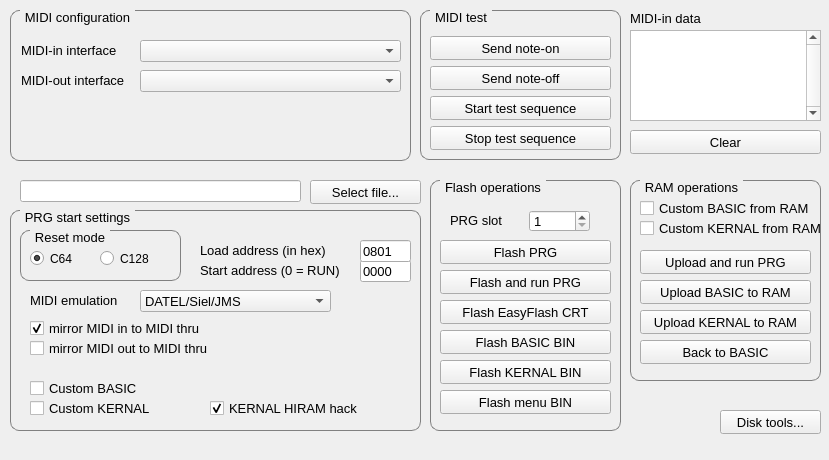
First picture: the form in qt/mainwindowform.ui, repository FrankBuss/kerberos, before the edit.
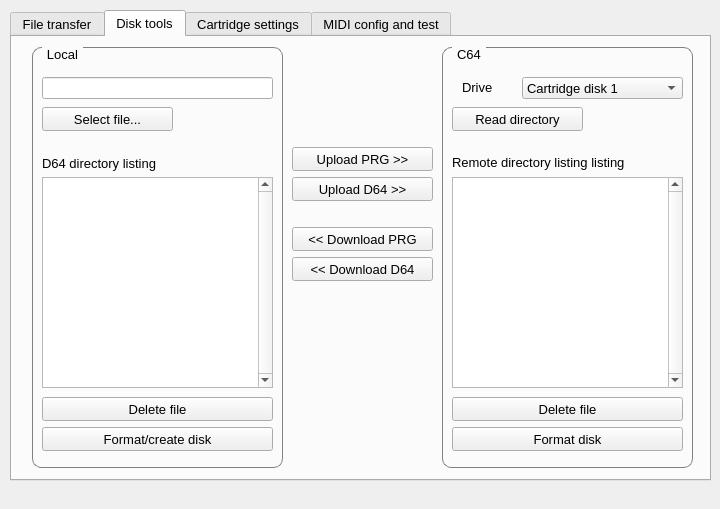
Second picture: the form after the edit. The open tabs and pages were chosen to show the change.

```diff
--- a/qt/mainwindowform.ui
+++ b/qt/mainwindowform.ui
@@ -6,8 +6,8 @@
    <rect>
     <x>0</x>
     <y>0</y>
-    <width>829</width>
-    <height>460</height>
+    <width>720</width>
+    <height>509</height>
    </rect>
   </property>
   <property name="windowTitle">
@@ -31,13 +31,13 @@
 </string>
   </property>
   <widget class="QWidget" name="centralwidget">
-   <widget class="QLabel" name="label_6">
+   <widget class="QTabWidget" name="tabWidget">
     <property name="geometry">
      <rect>
-      <x>630</x>
+      <x>10</x>
       <y>10</y>
-      <width>81</width>
-      <height>16</height>
+      <width>701</width>
+      <height>471</height>
      </rect>
     </property>
     <property name="font">
@@ -45,31 +45,15 @@
       <pointsize>10</pointsize>
      </font>
     </property>
-    <property name="text">
-     <string>MIDI-in data</string>
-    </property>
-   </widget>
-   <widget class="QTextEdit" name="midiInDataTextEdit">
-    <property name="geometry">
-     <rect>
-      <x>630</x>
-      <y>30</y>
-      <width>191</width>
-      <height>91</height>
-     </rect>
-    </property>
-    <property name="verticalScrollBarPolicy">
-     <enum>Qt::ScrollBarAlwaysOn</enum>
-    </property>
-    <property name="readOnly">
-     <bool>true</bool>
-    </property>
-   </widget>
+    <widget class="QWidget" name="tab">
+     <attribute name="title">
+      <string>File transfer</string>
+     </attribute>
    <widget class="QLineEdit" name="fileEdit">
     <property name="geometry">
      <rect>
       <x>20</x>
-      <y>180</y>
+        <y>20</y>
       <width>281</width>
       <height>22</height>
      </rect>
@@ -80,13 +64,51 @@
      </font>
     </property>
    </widget>
-   <widget class="QGroupBox" name="groupBox_6">
+     <widget class="QPushButton" name="selectFileButton">
     <property name="geometry">
      <rect>
-      <x>630</x>
-      <y>180</y>
+        <x>310</x>
+        <y>20</y>
+        <width>111</width>
+        <height>24</height>
+       </rect>
+      </property>
+      <property name="font">
+       <font>
+        <pointsize>10</pointsize>
+       </font>
+      </property>
+      <property name="text">
+       <string>Select file...</string>
+      </property>
+     </widget>
+     <widget class="QGroupBox" name="groupBox_2">
+      <property name="geometry">
+       <rect>
+        <x>10</x>
+        <y>50</y>
+        <width>411</width>
+        <height>191</height>
+       </rect>
+      </property>
+      <property name="font">
+       <font>
+        <pointsize>10</pointsize>
+       </font>
+      </property>
+      <property name="styleSheet">
+       <string notr="true"/>
+      </property>
+      <property name="title">
+       <string>PRG start settings</string>
+      </property>
+      <widget class="QComboBox" name="midiEmulationComboBox">
+       <property name="geometry">
+        <rect>
+         <x>130</x>
+         <y>100</y>
       <width>191</width>
-      <height>201</height>
+         <height>22</height>
      </rect>
     </property>
     <property name="font">
@@ -94,14 +116,229 @@
       <pointsize>10</pointsize>
      </font>
     </property>
+       <property name="currentIndex">
+        <number>3</number>
+       </property>
+       <item>
+        <property name="text">
+         <string>None</string>
+        </property>
+       </item>
+       <item>
+        <property name="text">
+         <string>Sequential Circuits Inc.</string>
+        </property>
+       </item>
+       <item>
+        <property name="text">
+         <string>Passport &amp; Syntech</string>
+        </property>
+       </item>
+       <item>
+        <property name="text">
+         <string>DATEL/Siel/JMS</string>
+        </property>
+       </item>
+       <item>
+        <property name="text">
+         <string>Namesoft</string>
+        </property>
+       </item>
+      </widget>
+      <widget class="QLabel" name="label_9">
+       <property name="geometry">
+        <rect>
+         <x>20</x>
+         <y>100</y>
+         <width>101</width>
+         <height>21</height>
+        </rect>
+       </property>
+       <property name="font">
+        <font>
+         <pointsize>10</pointsize>
+        </font>
+       </property>
+       <property name="text">
+        <string>MIDI emulation</string>
+       </property>
+      </widget>
+      <widget class="QLineEdit" name="startAddressEdit">
+       <property name="geometry">
+        <rect>
+         <x>350</x>
+         <y>60</y>
+         <width>51</width>
+         <height>22</height>
+        </rect>
+       </property>
+       <property name="font">
+        <font>
+         <pointsize>10</pointsize>
+         <weight>50</weight>
+         <bold>false</bold>
+        </font>
+       </property>
+       <property name="text">
+        <string>0000</string>
+       </property>
+      </widget>
+      <widget class="QLineEdit" name="loadAddressEdit">
+       <property name="geometry">
+        <rect>
+         <x>350</x>
+         <y>40</y>
+         <width>51</width>
+         <height>22</height>
+        </rect>
+       </property>
+       <property name="font">
+        <font>
+         <pointsize>10</pointsize>
+         <weight>50</weight>
+         <bold>false</bold>
+        </font>
+       </property>
+       <property name="text">
+        <string>0801</string>
+       </property>
+      </widget>
+      <widget class="QGroupBox" name="resetModeGroupBox">
+       <property name="geometry">
+        <rect>
+         <x>10</x>
+         <y>30</y>
+         <width>151</width>
+         <height>51</height>
+        </rect>
+       </property>
+       <property name="font">
+        <font>
+         <pointsize>10</pointsize>
+        </font>
+       </property>
     <property name="title">
-     <string>RAM operations</string>
-    </property>
-    <widget class="QPushButton" name="uploadKernalToRamButton">
+        <string>Reset mode</string>
+       </property>
+       <property name="flat">
+        <bool>false</bool>
+       </property>
+       <widget class="QRadioButton" name="resetModeC64RadioButton">
      <property name="geometry">
       <rect>
        <x>10</x>
-       <y>130</y>
+          <y>20</y>
+          <width>61</width>
+          <height>17</height>
+         </rect>
+        </property>
+        <property name="text">
+         <string>C64</string>
+        </property>
+        <property name="checked">
+         <bool>true</bool>
+        </property>
+       </widget>
+       <widget class="QRadioButton" name="resetModeC128RadioButton">
+        <property name="geometry">
+         <rect>
+          <x>80</x>
+          <y>20</y>
+          <width>61</width>
+          <height>17</height>
+         </rect>
+        </property>
+        <property name="text">
+         <string>C128</string>
+        </property>
+       </widget>
+      </widget>
+      <widget class="QLabel" name="label_8">
+       <property name="geometry">
+        <rect>
+         <x>190</x>
+         <y>60</y>
+         <width>151</width>
+         <height>21</height>
+        </rect>
+       </property>
+       <property name="font">
+        <font>
+         <pointsize>10</pointsize>
+        </font>
+       </property>
+       <property name="text">
+        <string>Start address (0 = RUN)</string>
+       </property>
+      </widget>
+      <widget class="QLabel" name="label_7">
+       <property name="geometry">
+        <rect>
+         <x>190</x>
+         <y>40</y>
+         <width>151</width>
+         <height>21</height>
+        </rect>
+       </property>
+       <property name="font">
+        <font>
+         <pointsize>10</pointsize>
+        </font>
+       </property>
+       <property name="text">
+        <string>Load address (in hex)</string>
+       </property>
+      </widget>
+      <widget class="QCheckBox" name="customBasicCheckBox_2">
+       <property name="geometry">
+        <rect>
+         <x>20</x>
+         <y>140</y>
+         <width>191</width>
+         <height>17</height>
+        </rect>
+       </property>
+       <property name="font">
+        <font>
+         <pointsize>10</pointsize>
+        </font>
+       </property>
+       <property name="text">
+        <string>Enable cartridge disks</string>
+       </property>
+       <property name="checked">
+        <bool>true</bool>
+       </property>
+      </widget>
+     </widget>
+     <widget class="QGroupBox" name="groupBox_9">
+      <property name="geometry">
+       <rect>
+        <x>10</x>
+        <y>250</y>
+        <width>411</width>
+        <height>181</height>
+       </rect>
+      </property>
+      <property name="font">
+       <font>
+        <pointsize>10</pointsize>
+       </font>
+      </property>
+      <property name="title">
+       <string>Expert PRG settings: Custom BASIC / KERNAL and HIRAM</string>
+      </property>
+      <property name="checkable">
+       <bool>true</bool>
+      </property>
+      <property name="checked">
+       <bool>false</bool>
+      </property>
+      <widget class="QPushButton" name="flashBasicBinButton">
+       <property name="geometry">
+        <rect>
+         <x>20</x>
+         <y>110</y>
        <width>171</width>
        <height>24</height>
       </rect>
@@ -118,14 +355,38 @@
       </font>
      </property>
      <property name="text">
-      <string>Upload KERNAL to RAM</string>
+        <string>Flash BASIC BIN</string>
+       </property>
+      </widget>
+      <widget class="QPushButton" name="flashKernalBinButton">
+       <property name="geometry">
+        <rect>
+         <x>20</x>
+         <y>140</y>
+         <width>171</width>
+         <height>24</height>
+        </rect>
+       </property>
+       <property name="sizePolicy">
+        <sizepolicy hsizetype="Minimum" vsizetype="Expanding">
+         <horstretch>0</horstretch>
+         <verstretch>0</verstretch>
+        </sizepolicy>
+       </property>
+       <property name="font">
+        <font>
+         <pointsize>10</pointsize>
+        </font>
+       </property>
+       <property name="text">
+        <string>Flash KERNAL BIN</string>
      </property>
     </widget>
     <widget class="QPushButton" name="uploadBasicToRamButton">
      <property name="geometry">
       <rect>
-       <x>10</x>
-       <y>100</y>
+         <x>220</x>
+         <y>80</y>
        <width>171</width>
        <height>24</height>
       </rect>
@@ -145,11 +406,11 @@
       <string>Upload BASIC to RAM</string>
      </property>
     </widget>
-    <widget class="QPushButton" name="uploadAndRunPrgButton">
+      <widget class="QPushButton" name="uploadKernalToRamButton">
      <property name="geometry">
       <rect>
-       <x>10</x>
-       <y>70</y>
+         <x>220</x>
+         <y>110</y>
        <width>171</width>
        <height>24</height>
       </rect>
@@ -166,14 +427,14 @@
       </font>
      </property>
      <property name="text">
-      <string>Upload and run PRG</string>
+        <string>Upload KERNAL to RAM</string>
      </property>
     </widget>
     <widget class="QPushButton" name="backToBasicButton">
      <property name="geometry">
       <rect>
-       <x>10</x>
-       <y>160</y>
+         <x>220</x>
+         <y>140</y>
        <width>171</width>
        <height>24</height>
       </rect>
@@ -196,8 +457,8 @@
     <widget class="QCheckBox" name="customBasicFromRamCheckbox">
      <property name="geometry">
       <rect>
-       <x>10</x>
-       <y>20</y>
+         <x>220</x>
+         <y>30</y>
        <width>181</width>
        <height>17</height>
       </rect>
@@ -214,8 +475,8 @@
     <widget class="QCheckBox" name="customKernalFromRamCheckbox">
      <property name="geometry">
       <rect>
-       <x>10</x>
-       <y>40</y>
+         <x>220</x>
+         <y>50</y>
        <width>181</width>
        <height>17</height>
       </rect>
@@ -229,14 +490,31 @@
       <string>Custom KERNAL from RAM</string>
      </property>
     </widget>
-   </widget>
-   <widget class="QPushButton" name="selectFileButton">
+      <widget class="QCheckBox" name="customBasicCheckBox">
+       <property name="geometry">
+        <rect>
+         <x>20</x>
+         <y>30</y>
+         <width>191</width>
+         <height>17</height>
+        </rect>
+       </property>
+       <property name="font">
+        <font>
+         <pointsize>10</pointsize>
+        </font>
+       </property>
+       <property name="text">
+        <string>Custom BASIC</string>
+       </property>
+      </widget>
+      <widget class="QCheckBox" name="customKernalCheckBox">
     <property name="geometry">
      <rect>
-      <x>310</x>
-      <y>180</y>
-      <width>111</width>
-      <height>24</height>
+         <x>20</x>
+         <y>50</y>
+         <width>171</width>
+         <height>17</height>
      </rect>
     </property>
     <property name="font">
@@ -245,16 +523,16 @@
      </font>
     </property>
     <property name="text">
-     <string>Select file...</string>
-    </property>
-   </widget>
-   <widget class="QGroupBox" name="groupBox_7">
+        <string>Custom KERNAL</string>
+       </property>
+      </widget>
+      <widget class="QCheckBox" name="kernalHiramHackCheckBox">
     <property name="geometry">
      <rect>
-      <x>430</x>
-      <y>180</y>
+         <x>20</x>
+         <y>80</y>
       <width>191</width>
-      <height>251</height>
+         <height>17</height>
      </rect>
     </property>
     <property name="font">
@@ -262,14 +540,19 @@
       <pointsize>10</pointsize>
      </font>
     </property>
-    <property name="title">
-     <string>Flash operations</string>
-    </property>
-    <widget class="QPushButton" name="flashBasicBinButton">
+       <property name="text">
+        <string>HIRAM hack</string>
+       </property>
+       <property name="checked">
+        <bool>true</bool>
+       </property>
+      </widget>
+     </widget>
+     <widget class="QPushButton" name="uploadAndRunPrgButton">
      <property name="geometry">
       <rect>
-       <x>10</x>
-       <y>150</y>
+        <x>450</x>
+        <y>20</y>
        <width>171</width>
        <height>24</height>
       </rect>
@@ -286,14 +569,58 @@
       </font>
      </property>
      <property name="text">
-      <string>Flash BASIC BIN</string>
+       <string>Upload and start PRG</string>
+      </property>
+     </widget>
+     <widget class="QSpinBox" name="prgSlotSpinBox">
+      <property name="geometry">
+       <rect>
+        <x>560</x>
+        <y>70</y>
+        <width>61</width>
+        <height>22</height>
+       </rect>
+      </property>
+      <property name="font">
+       <font>
+        <pointsize>10</pointsize>
+        <weight>50</weight>
+        <bold>false</bold>
+       </font>
+      </property>
+      <property name="minimum">
+       <number>1</number>
+      </property>
+      <property name="maximum">
+       <number>25</number>
+      </property>
+      <property name="value">
+       <number>1</number>
+      </property>
+     </widget>
+     <widget class="QLabel" name="label_4">
+      <property name="geometry">
+       <rect>
+        <x>450</x>
+        <y>70</y>
+        <width>111</width>
+        <height>21</height>
+       </rect>
+      </property>
+      <property name="font">
+       <font>
+        <pointsize>10</pointsize>
+       </font>
+      </property>
+      <property name="text">
+       <string>PRG slot number</string>
      </property>
     </widget>
     <widget class="QPushButton" name="flashPrgButton">
      <property name="geometry">
       <rect>
-       <x>10</x>
-       <y>60</y>
+        <x>450</x>
+        <y>100</y>
        <width>171</width>
        <height>24</height>
       </rect>
@@ -313,11 +640,11 @@
       <string>Flash PRG</string>
      </property>
     </widget>
-    <widget class="QPushButton" name="flashKernalBinButton">
+     <widget class="QPushButton" name="flashAndRunPrgButton">
      <property name="geometry">
       <rect>
-       <x>10</x>
-       <y>180</y>
+        <x>450</x>
+        <y>130</y>
        <width>171</width>
        <height>24</height>
       </rect>
@@ -334,38 +661,14 @@
       </font>
      </property>
      <property name="text">
-      <string>Flash KERNAL BIN</string>
-     </property>
-    </widget>
-    <widget class="QPushButton" name="flashMenuBinButton">
-     <property name="geometry">
-      <rect>
-       <x>10</x>
-       <y>210</y>
-       <width>171</width>
-       <height>24</height>
-      </rect>
-     </property>
-     <property name="sizePolicy">
-      <sizepolicy hsizetype="Minimum" vsizetype="Expanding">
-       <horstretch>0</horstretch>
-       <verstretch>0</verstretch>
-      </sizepolicy>
-     </property>
-     <property name="font">
-      <font>
-       <pointsize>10</pointsize>
-      </font>
-     </property>
-     <property name="text">
-      <string>Flash menu BIN</string>
+       <string>Start PRG from slot</string>
      </property>
     </widget>
     <widget class="QPushButton" name="flashEasyFlashCrtButton">
      <property name="geometry">
       <rect>
-       <x>10</x>
-       <y>120</y>
+        <x>450</x>
+        <y>180</y>
        <width>171</width>
        <height>24</height>
       </rect>
@@ -385,11 +688,11 @@
       <string>Flash EasyFlash CRT</string>
      </property>
     </widget>
-    <widget class="QPushButton" name="flashAndRunPrgButton">
+     <widget class="QPushButton" name="flashMenuBinButton">
      <property name="geometry">
       <rect>
-       <x>10</x>
-       <y>90</y>
+        <x>450</x>
+        <y>210</y>
        <width>171</width>
        <height>24</height>
       </rect>
@@ -406,15 +709,110 @@
       </font>
      </property>
      <property name="text">
-      <string>Flash and run PRG</string>
-     </property>
-    </widget>
-    <widget class="QLabel" name="label_4">
+       <string>Flash menu BIN</string>
+      </property>
+     </widget>
+    </widget>
+    <widget class="QWidget" name="tab_3">
+     <attribute name="title">
+      <string>Disk tools</string>
+     </attribute>
+     <widget class="QGroupBox" name="groupBox_4">
      <property name="geometry">
       <rect>
+        <x>430</x>
+        <y>10</y>
+        <width>251</width>
+        <height>421</height>
+       </rect>
+      </property>
+      <property name="font">
+       <font>
+        <pointsize>10</pointsize>
+       </font>
+      </property>
+      <property name="title">
+       <string>C64</string>
+      </property>
+      <property name="flat">
+       <bool>false</bool>
+      </property>
+      <widget class="QTextEdit" name="midiInDataTextEdit_3">
+       <property name="geometry">
+        <rect>
+         <x>10</x>
+         <y>130</y>
+         <width>231</width>
+         <height>211</height>
+        </rect>
+       </property>
+       <property name="verticalScrollBarPolicy">
+        <enum>Qt::ScrollBarAlwaysOn</enum>
+       </property>
+       <property name="readOnly">
+        <bool>true</bool>
+       </property>
+      </widget>
+      <widget class="QLabel" name="label_11">
+       <property name="geometry">
+        <rect>
+         <x>10</x>
+         <y>105</y>
+         <width>231</width>
+         <height>21</height>
+        </rect>
+       </property>
+       <property name="font">
+        <font>
+         <pointsize>10</pointsize>
+        </font>
+       </property>
+       <property name="text">
+        <string>Remote directory listing listing</string>
+       </property>
+      </widget>
+      <widget class="QPushButton" name="startTestSequenceButton_2">
+       <property name="geometry">
+        <rect>
+         <x>10</x>
+         <y>350</y>
+         <width>231</width>
+         <height>24</height>
+        </rect>
+       </property>
+       <property name="font">
+        <font>
+         <pointsize>10</pointsize>
+        </font>
+       </property>
+       <property name="text">
+        <string>Delete file</string>
+       </property>
+      </widget>
+      <widget class="QPushButton" name="startTestSequenceButton_3">
+       <property name="geometry">
+        <rect>
+         <x>10</x>
+         <y>380</y>
+         <width>231</width>
+         <height>24</height>
+        </rect>
+       </property>
+       <property name="font">
+        <font>
+         <pointsize>10</pointsize>
+        </font>
+       </property>
+       <property name="text">
+        <string>Format disk</string>
+       </property>
+      </widget>
+      <widget class="QLabel" name="label_15">
+       <property name="geometry">
+        <rect>
        <x>20</x>
        <y>30</y>
-       <width>71</width>
+         <width>51</width>
        <height>21</height>
       </rect>
      </property>
@@ -424,14 +822,379 @@
       </font>
      </property>
      <property name="text">
-      <string>PRG slot</string>
-     </property>
-    </widget>
-    <widget class="QSpinBox" name="prgSlotSpinBox">
+        <string>Drive</string>
+       </property>
+      </widget>
+      <widget class="QComboBox" name="midiEmulationComboBox_2">
      <property name="geometry">
       <rect>
-       <x>99</x>
+         <x>80</x>
        <y>30</y>
+         <width>161</width>
+         <height>22</height>
+        </rect>
+       </property>
+       <property name="font">
+        <font>
+         <pointsize>10</pointsize>
+        </font>
+       </property>
+       <property name="currentIndex">
+        <number>0</number>
+       </property>
+       <item>
+        <property name="text">
+         <string>Cartridge disk 1</string>
+        </property>
+       </item>
+       <item>
+        <property name="text">
+         <string>Cartridge disk 2</string>
+        </property>
+       </item>
+       <item>
+        <property name="text">
+         <string>IEC drive 8</string>
+        </property>
+       </item>
+       <item>
+        <property name="text">
+         <string>IEC drive 9</string>
+        </property>
+       </item>
+       <item>
+        <property name="text">
+         <string>IEC drive 10</string>
+        </property>
+       </item>
+       <item>
+        <property name="text">
+         <string>IEC drive 11</string>
+        </property>
+       </item>
+      </widget>
+      <widget class="QPushButton" name="startTestSequenceButton_6">
+       <property name="geometry">
+        <rect>
+         <x>10</x>
+         <y>60</y>
+         <width>131</width>
+         <height>24</height>
+        </rect>
+       </property>
+       <property name="font">
+        <font>
+         <pointsize>10</pointsize>
+        </font>
+       </property>
+       <property name="text">
+        <string>Read directory</string>
+       </property>
+      </widget>
+     </widget>
+     <widget class="QPushButton" name="stopTestSequenceButton_2">
+      <property name="geometry">
+       <rect>
+        <x>280</x>
+        <y>190</y>
+        <width>141</width>
+        <height>24</height>
+       </rect>
+      </property>
+      <property name="font">
+       <font>
+        <pointsize>10</pointsize>
+       </font>
+      </property>
+      <property name="text">
+       <string>&lt;&lt; Download PRG</string>
+      </property>
+     </widget>
+     <widget class="QGroupBox" name="groupBox_5">
+      <property name="geometry">
+       <rect>
+        <x>20</x>
+        <y>10</y>
+        <width>251</width>
+        <height>421</height>
+       </rect>
+      </property>
+      <property name="font">
+       <font>
+        <pointsize>10</pointsize>
+       </font>
+      </property>
+      <property name="title">
+       <string>Local</string>
+      </property>
+      <property name="flat">
+       <bool>false</bool>
+      </property>
+      <widget class="QTextEdit" name="midiInDataTextEdit_2">
+       <property name="geometry">
+        <rect>
+         <x>10</x>
+         <y>130</y>
+         <width>231</width>
+         <height>211</height>
+        </rect>
+       </property>
+       <property name="verticalScrollBarPolicy">
+        <enum>Qt::ScrollBarAlwaysOn</enum>
+       </property>
+       <property name="readOnly">
+        <bool>true</bool>
+       </property>
+      </widget>
+      <widget class="QLabel" name="label_10">
+       <property name="geometry">
+        <rect>
+         <x>10</x>
+         <y>106</y>
+         <width>231</width>
+         <height>21</height>
+        </rect>
+       </property>
+       <property name="font">
+        <font>
+         <pointsize>10</pointsize>
+        </font>
+       </property>
+       <property name="text">
+        <string>D64 directory listing</string>
+       </property>
+      </widget>
+      <widget class="QLineEdit" name="fileEdit_2">
+       <property name="geometry">
+        <rect>
+         <x>10</x>
+         <y>30</y>
+         <width>231</width>
+         <height>22</height>
+        </rect>
+       </property>
+      </widget>
+      <widget class="QPushButton" name="selectFileButton_2">
+       <property name="geometry">
+        <rect>
+         <x>10</x>
+         <y>60</y>
+         <width>131</width>
+         <height>24</height>
+        </rect>
+       </property>
+       <property name="font">
+        <font>
+         <pointsize>10</pointsize>
+        </font>
+       </property>
+       <property name="text">
+        <string>Select file...</string>
+       </property>
+      </widget>
+      <widget class="QPushButton" name="startTestSequenceButton_5">
+       <property name="geometry">
+        <rect>
+         <x>10</x>
+         <y>380</y>
+         <width>231</width>
+         <height>24</height>
+        </rect>
+       </property>
+       <property name="font">
+        <font>
+         <pointsize>10</pointsize>
+        </font>
+       </property>
+       <property name="text">
+        <string>Format/create disk</string>
+       </property>
+      </widget>
+      <widget class="QPushButton" name="startTestSequenceButton_4">
+       <property name="geometry">
+        <rect>
+         <x>10</x>
+         <y>350</y>
+         <width>231</width>
+         <height>24</height>
+        </rect>
+       </property>
+       <property name="font">
+        <font>
+         <pointsize>10</pointsize>
+        </font>
+       </property>
+       <property name="text">
+        <string>Delete file</string>
+       </property>
+      </widget>
+     </widget>
+     <widget class="QPushButton" name="stopTestSequenceButton_3">
+      <property name="geometry">
+       <rect>
+        <x>280</x>
+        <y>140</y>
+        <width>141</width>
+        <height>24</height>
+       </rect>
+      </property>
+      <property name="font">
+       <font>
+        <pointsize>10</pointsize>
+       </font>
+      </property>
+      <property name="text">
+       <string>Upload D64 &gt;&gt;</string>
+      </property>
+     </widget>
+     <widget class="QPushButton" name="stopTestSequenceButton_5">
+      <property name="geometry">
+       <rect>
+        <x>280</x>
+        <y>110</y>
+        <width>141</width>
+        <height>24</height>
+       </rect>
+      </property>
+      <property name="font">
+       <font>
+        <pointsize>10</pointsize>
+       </font>
+      </property>
+      <property name="text">
+       <string>Upload PRG &gt;&gt;</string>
+      </property>
+     </widget>
+     <widget class="QPushButton" name="stopTestSequenceButton_4">
+      <property name="geometry">
+       <rect>
+        <x>280</x>
+        <y>220</y>
+        <width>141</width>
+        <height>24</height>
+       </rect>
+      </property>
+      <property name="font">
+       <font>
+        <pointsize>10</pointsize>
+       </font>
+      </property>
+      <property name="text">
+       <string>&lt;&lt; Download D64</string>
+      </property>
+     </widget>
+    </widget>
+    <widget class="QWidget" name="tab_4">
+     <attribute name="title">
+      <string>Cartridge settings</string>
+     </attribute>
+     <widget class="QPushButton" name="flashBasicBinButton_3">
+      <property name="geometry">
+       <rect>
+        <x>10</x>
+        <y>330</y>
+        <width>271</width>
+        <height>24</height>
+       </rect>
+      </property>
+      <property name="sizePolicy">
+       <sizepolicy hsizetype="Minimum" vsizetype="Expanding">
+        <horstretch>0</horstretch>
+        <verstretch>0</verstretch>
+       </sizepolicy>
+      </property>
+      <property name="font">
+       <font>
+        <pointsize>10</pointsize>
+       </font>
+      </property>
+      <property name="text">
+       <string>Save settings to cartridge</string>
+      </property>
+     </widget>
+     <widget class="QGroupBox" name="groupBox_6">
+      <property name="geometry">
+       <rect>
+        <x>10</x>
+        <y>10</y>
+        <width>261</width>
+        <height>81</height>
+       </rect>
+      </property>
+      <property name="font">
+       <font>
+        <pointsize>10</pointsize>
+       </font>
+      </property>
+      <property name="title">
+       <string>MIDI thru setting</string>
+      </property>
+      <widget class="QCheckBox" name="midiThruInCheckBox">
+       <property name="geometry">
+        <rect>
+         <x>20</x>
+         <y>30</y>
+         <width>241</width>
+         <height>17</height>
+        </rect>
+       </property>
+       <property name="font">
+        <font>
+         <pointsize>10</pointsize>
+        </font>
+       </property>
+       <property name="text">
+        <string>mirror MIDI in to MIDI thru</string>
+       </property>
+       <property name="checked">
+        <bool>true</bool>
+       </property>
+      </widget>
+      <widget class="QCheckBox" name="midiThruOutCheckBox">
+       <property name="geometry">
+        <rect>
+         <x>20</x>
+         <y>50</y>
+         <width>241</width>
+         <height>17</height>
+        </rect>
+       </property>
+       <property name="font">
+        <font>
+         <pointsize>10</pointsize>
+        </font>
+       </property>
+       <property name="text">
+        <string>mirror MIDI out to MIDI thru</string>
+       </property>
+      </widget>
+     </widget>
+     <widget class="QLabel" name="label_14">
+      <property name="geometry">
+       <rect>
+        <x>20</x>
+        <y>220</y>
+        <width>201</width>
+        <height>101</height>
+       </rect>
+      </property>
+      <property name="font">
+       <font>
+        <pointsize>10</pointsize>
+       </font>
+      </property>
+      <property name="text">
+       <string>&lt;html&gt;&lt;head/&gt;&lt;body&gt;&lt;p&gt;Autostart slot (0 = off)&lt;/p&gt;&lt;p&gt;Note: to start the menu when&lt;br/&gt;autostart is active, hold down&lt;br/&gt;&amp;quot;M&amp;quot; on the C64/C128 for menu&lt;br/&gt;and press the reset button.&lt;/p&gt;&lt;/body&gt;&lt;/html&gt;</string>
+      </property>
+      <property name="alignment">
+       <set>Qt::AlignLeading|Qt::AlignLeft|Qt::AlignTop</set>
+      </property>
+     </widget>
+     <widget class="QSpinBox" name="prgSlotSpinBox_4">
+      <property name="geometry">
+       <rect>
+        <x>220</x>
+        <y>220</y>
        <width>61</width>
        <height>22</height>
       </rect>
@@ -450,16 +1213,126 @@
       <number>25</number>
      </property>
      <property name="value">
-      <number>1</number>
-     </property>
-    </widget>
-   </widget>
-   <widget class="QPushButton" name="diskToolsButton">
+       <number>0</number>
+      </property>
+     </widget>
+     <widget class="QGroupBox" name="groupBox_7">
+      <property name="geometry">
+       <rect>
+        <x>10</x>
+        <y>100</y>
+        <width>271</width>
+        <height>101</height>
+       </rect>
+      </property>
+      <property name="font">
+       <font>
+        <pointsize>10</pointsize>
+       </font>
+      </property>
+      <property name="title">
+       <string>Cartridge drive number</string>
+      </property>
+      <widget class="QSpinBox" name="prgSlotSpinBox_3">
+       <property name="geometry">
+        <rect>
+         <x>80</x>
+         <y>60</y>
+         <width>61</width>
+         <height>22</height>
+        </rect>
+       </property>
+       <property name="font">
+        <font>
+         <pointsize>10</pointsize>
+         <weight>50</weight>
+         <bold>false</bold>
+        </font>
+       </property>
+       <property name="minimum">
+        <number>8</number>
+       </property>
+       <property name="maximum">
+        <number>11</number>
+       </property>
+       <property name="value">
+        <number>9</number>
+       </property>
+      </widget>
+      <widget class="QSpinBox" name="prgSlotSpinBox_2">
     <property name="geometry">
      <rect>
-      <x>720</x>
+         <x>80</x>
+         <y>30</y>
+         <width>61</width>
+         <height>21</height>
+        </rect>
+       </property>
+       <property name="font">
+        <font>
+         <pointsize>10</pointsize>
+         <weight>50</weight>
+         <bold>false</bold>
+        </font>
+       </property>
+       <property name="minimum">
+        <number>8</number>
+       </property>
+       <property name="maximum">
+        <number>11</number>
+       </property>
+       <property name="value">
+        <number>8</number>
+       </property>
+      </widget>
+      <widget class="QLabel" name="label_12">
+       <property name="geometry">
+        <rect>
+         <x>20</x>
+         <y>30</y>
+         <width>51</width>
+         <height>21</height>
+        </rect>
+       </property>
+       <property name="font">
+        <font>
+         <pointsize>10</pointsize>
+        </font>
+       </property>
+       <property name="text">
+        <string>disk 1</string>
+       </property>
+      </widget>
+      <widget class="QLabel" name="label_13">
+       <property name="geometry">
+        <rect>
+         <x>20</x>
+         <y>60</y>
+         <width>51</width>
+         <height>21</height>
+        </rect>
+       </property>
+       <property name="font">
+        <font>
+         <pointsize>10</pointsize>
+        </font>
+       </property>
+       <property name="text">
+        <string>disk 2</string>
+       </property>
+      </widget>
+     </widget>
+    </widget>
+    <widget class="QWidget" name="tab_2">
+     <attribute name="title">
+      <string>MIDI config and test</string>
+     </attribute>
+     <widget class="QPushButton" name="clearButton">
+      <property name="geometry">
+       <rect>
+        <x>20</x>
       <y>410</y>
-      <width>101</width>
+        <width>191</width>
       <height>24</height>
      </rect>
     </property>
@@ -475,14 +1348,14 @@
      </font>
     </property>
     <property name="text">
-     <string>Disk tools...</string>
+       <string>Clear text</string>
     </property>
    </widget>
    <widget class="QGroupBox" name="groupBox">
     <property name="geometry">
      <rect>
-      <x>10</x>
-      <y>10</y>
+        <x>20</x>
+        <y>20</y>
       <width>401</width>
       <height>151</height>
      </rect>
@@ -574,11 +1447,45 @@
      </property>
     </widget>
    </widget>
+     <widget class="QLabel" name="label_6">
+      <property name="geometry">
+       <rect>
+        <x>20</x>
+        <y>200</y>
+        <width>81</width>
+        <height>16</height>
+       </rect>
+      </property>
+      <property name="font">
+       <font>
+        <pointsize>10</pointsize>
+       </font>
+      </property>
+      <property name="text">
+       <string>MIDI-in data</string>
+      </property>
+     </widget>
+     <widget class="QTextEdit" name="midiInDataTextEdit">
+      <property name="geometry">
+       <rect>
+        <x>20</x>
+        <y>220</y>
+        <width>401</width>
+        <height>181</height>
+       </rect>
+      </property>
+      <property name="verticalScrollBarPolicy">
+       <enum>Qt::ScrollBarAlwaysOn</enum>
+      </property>
+      <property name="readOnly">
+       <bool>true</bool>
+      </property>
+     </widget>
    <widget class="QGroupBox" name="groupBox_3">
     <property name="geometry">
      <rect>
-      <x>420</x>
-      <y>10</y>
+        <x>430</x>
+        <y>20</y>
       <width>201</width>
       <height>150</height>
      </rect>
@@ -664,332 +1571,6 @@
      </property>
     </widget>
    </widget>
-   <widget class="QPushButton" name="clearButton">
-    <property name="geometry">
-     <rect>
-      <x>630</x>
-      <y>130</y>
-      <width>191</width>
-      <height>24</height>
-     </rect>
-    </property>
-    <property name="sizePolicy">
-     <sizepolicy hsizetype="Minimum" vsizetype="Expanding">
-      <horstretch>0</horstretch>
-      <verstretch>0</verstretch>
-     </sizepolicy>
-    </property>
-    <property name="font">
-     <font>
-      <pointsize>10</pointsize>
-     </font>
-    </property>
-    <property name="text">
-     <string>Clear</string>
-    </property>
-   </widget>
-   <widget class="QGroupBox" name="groupBox_2">
-    <property name="geometry">
-     <rect>
-      <x>10</x>
-      <y>210</y>
-      <width>411</width>
-      <height>221</height>
-     </rect>
-    </property>
-    <property name="font">
-     <font>
-      <pointsize>10</pointsize>
-     </font>
-    </property>
-    <property name="styleSheet">
-     <string notr="true"/>
-    </property>
-    <property name="title">
-     <string>PRG start settings</string>
-    </property>
-    <widget class="QCheckBox" name="customKernalCheckBox">
-     <property name="geometry">
-      <rect>
-       <x>20</x>
-       <y>190</y>
-       <width>171</width>
-       <height>17</height>
-      </rect>
-     </property>
-     <property name="font">
-      <font>
-       <pointsize>10</pointsize>
-      </font>
-     </property>
-     <property name="text">
-      <string>Custom KERNAL</string>
-     </property>
-    </widget>
-    <widget class="QCheckBox" name="kernalHiramHackCheckBox">
-     <property name="geometry">
-      <rect>
-       <x>200</x>
-       <y>190</y>
-       <width>191</width>
-       <height>17</height>
-      </rect>
-     </property>
-     <property name="font">
-      <font>
-       <pointsize>10</pointsize>
-      </font>
-     </property>
-     <property name="text">
-      <string>KERNAL HIRAM hack</string>
-     </property>
-     <property name="checked">
-      <bool>true</bool>
-     </property>
-    </widget>
-    <widget class="QComboBox" name="midiEmulationComboBox">
-     <property name="geometry">
-      <rect>
-       <x>130</x>
-       <y>80</y>
-       <width>191</width>
-       <height>22</height>
-      </rect>
-     </property>
-     <property name="font">
-      <font>
-       <pointsize>10</pointsize>
-      </font>
-     </property>
-     <property name="currentIndex">
-      <number>3</number>
-     </property>
-     <item>
-      <property name="text">
-       <string>None</string>
-      </property>
-     </item>
-     <item>
-      <property name="text">
-       <string>Sequential Circuits Inc.</string>
-      </property>
-     </item>
-     <item>
-      <property name="text">
-       <string>Passport &amp; Syntech</string>
-      </property>
-     </item>
-     <item>
-      <property name="text">
-       <string>DATEL/Siel/JMS</string>
-      </property>
-     </item>
-     <item>
-      <property name="text">
-       <string>Namesoft</string>
-      </property>
-     </item>
-    </widget>
-    <widget class="QLabel" name="label_9">
-     <property name="geometry">
-      <rect>
-       <x>20</x>
-       <y>80</y>
-       <width>101</width>
-       <height>21</height>
-      </rect>
-     </property>
-     <property name="font">
-      <font>
-       <pointsize>10</pointsize>
-      </font>
-     </property>
-     <property name="text">
-      <string>MIDI emulation</string>
-     </property>
-    </widget>
-    <widget class="QCheckBox" name="customBasicCheckBox">
-     <property name="geometry">
-      <rect>
-       <x>20</x>
-       <y>170</y>
-       <width>191</width>
-       <height>17</height>
-      </rect>
-     </property>
-     <property name="font">
-      <font>
-       <pointsize>10</pointsize>
-      </font>
-     </property>
-     <property name="text">
-      <string>Custom BASIC</string>
-     </property>
-    </widget>
-    <widget class="QLineEdit" name="startAddressEdit">
-     <property name="geometry">
-      <rect>
-       <x>350</x>
-       <y>50</y>
-       <width>51</width>
-       <height>22</height>
-      </rect>
-     </property>
-     <property name="font">
-      <font>
-       <pointsize>10</pointsize>
-       <weight>50</weight>
-       <bold>false</bold>
-      </font>
-     </property>
-     <property name="text">
-      <string>0000</string>
-     </property>
-    </widget>
-    <widget class="QLineEdit" name="loadAddressEdit">
-     <property name="geometry">
-      <rect>
-       <x>350</x>
-       <y>30</y>
-       <width>51</width>
-       <height>22</height>
-      </rect>
-     </property>
-     <property name="font">
-      <font>
-       <pointsize>10</pointsize>
-       <weight>50</weight>
-       <bold>false</bold>
-      </font>
-     </property>
-     <property name="text">
-      <string>0801</string>
-     </property>
-    </widget>
-    <widget class="QGroupBox" name="resetModeGroupBox">
-     <property name="geometry">
-      <rect>
-       <x>10</x>
-       <y>20</y>
-       <width>161</width>
-       <height>51</height>
-      </rect>
-     </property>
-     <property name="font">
-      <font>
-       <pointsize>10</pointsize>
-      </font>
-     </property>
-     <property name="title">
-      <string>Reset mode</string>
-     </property>
-     <property name="flat">
-      <bool>false</bool>
-     </property>
-     <widget class="QRadioButton" name="resetModeC64RadioButton">
-      <property name="geometry">
-       <rect>
-        <x>10</x>
-        <y>20</y>
-        <width>61</width>
-        <height>17</height>
-       </rect>
-      </property>
-      <property name="text">
-       <string>C64</string>
-      </property>
-      <property name="checked">
-       <bool>true</bool>
-      </property>
-     </widget>
-     <widget class="QRadioButton" name="resetModeC128RadioButton">
-      <property name="geometry">
-       <rect>
-        <x>80</x>
-        <y>20</y>
-        <width>61</width>
-        <height>17</height>
-       </rect>
-      </property>
-      <property name="text">
-       <string>C128</string>
-      </property>
-     </widget>
-    </widget>
-    <widget class="QLabel" name="label_8">
-     <property name="geometry">
-      <rect>
-       <x>190</x>
-       <y>50</y>
-       <width>151</width>
-       <height>21</height>
-      </rect>
-     </property>
-     <property name="font">
-      <font>
-       <pointsize>10</pointsize>
-      </font>
-     </property>
-     <property name="text">
-      <string>Start address (0 = RUN)</string>
-     </property>
-    </widget>
-    <widget class="QCheckBox" name="midiThruInCheckBox">
-     <property name="geometry">
-      <rect>
-       <x>20</x>
-       <y>110</y>
-       <width>241</width>
-       <height>17</height>
-      </rect>
-     </property>
-     <property name="font">
-      <font>
-       <pointsize>10</pointsize>
-      </font>
-     </property>
-     <property name="text">
-      <string>mirror MIDI in to MIDI thru</string>
-     </property>
-     <property name="checked">
-      <bool>true</bool>
-     </property>
-    </widget>
-    <widget class="QLabel" name="label_7">
-     <property name="geometry">
-      <rect>
-       <x>190</x>
-       <y>30</y>
-       <width>151</width>
-       <height>21</height>
-      </rect>
-     </property>
-     <property name="font">
-      <font>
-       <pointsize>10</pointsize>
-      </font>
-     </property>
-     <property name="text">
-      <string>Load address (in hex)</string>
-     </property>
-    </widget>
-    <widget class="QCheckBox" name="midiThruOutCheckBox">
-     <property name="geometry">
-      <rect>
-       <x>20</x>
-       <y>130</y>
-       <width>241</width>
-       <height>17</height>
-      </rect>
-     </property>
-     <property name="font">
-      <font>
-       <pointsize>10</pointsize>
-      </font>
-     </property>
-     <property name="text">
-      <string>mirror MIDI out to MIDI thru</string>
-     </property>
     </widget>
    </widget>
   </widget>
```
Left out of the diff: 4 changed lines with no effect on the pictures. Lines whose indentation alone changed are shown as unchanged.
